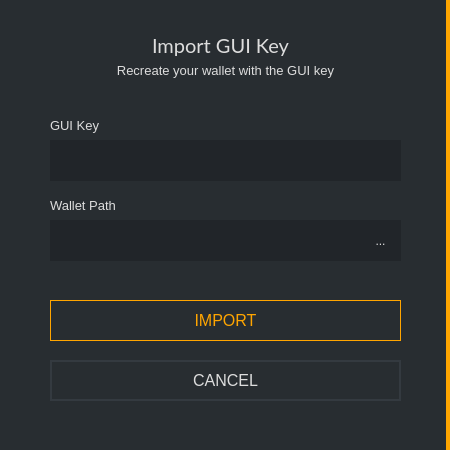
First picture: the form in src/gui/ui/importkeydialog.ui, repository ConcealNetwork/conceal-desktop, before the edit.
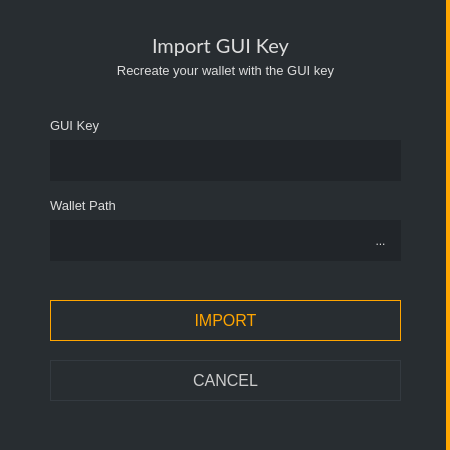
Second picture: the form after the edit.

```diff
--- a/src/gui/ui/importkeydialog.ui
+++ b/src/gui/ui/importkeydialog.ui
@@ -234,7 +234,9 @@
        </font>
       </property>
       <property name="styleSheet">
-       <string notr="true">color: #ddd; border: 2px solid #343a40; font-size: 16px; background-color: #21259;</string>
+       <string notr="true">QPushButton#m_cancelButton {color: #ccc; border: 1px solid #343a40; font-size: 16px; background-color: #21259;}
+
+QPushButton#m_cancelButton:hover {color: #ddd; border: 2px solid #444; font-size: 16px; background-color: #21259;}</string>
       </property>
       <property name="text">
        <string>CANCEL</string>
```
Left out of the diff: 4 changed lines with no effect on the pictures.
